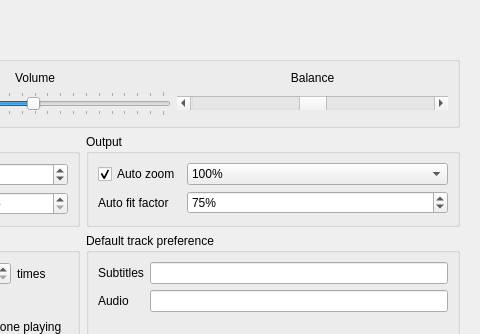
Qt form settingswindow.ui (mpc-qt/mpc-qt) before a commit; both pictures show x 287 to 767 and y 0 to 334 of the 767 by 787 pixel window.
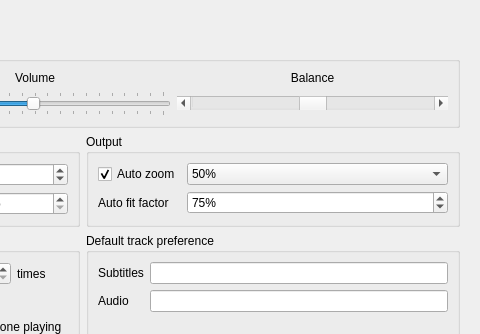
The same form after that commit. The open tabs and pages were chosen to show the change.

Commit message:
settingswindow: change zoom preset from settings dialog
Changes made in the settings dialog wrt zoom presets are sent back to
the main window.

This commit also adds autofit smaller to the settings dialog, which was
missing from the gui because it was only added to the codebase in a
recent commit.  And it fixes the logic bug in mainwindow that prevented
autofit smaller from working as it should.

Fixes #2.

Patch:
```diff
--- a/settingswindow.ui
+++ b/settingswindow.ui
@@ -628,7 +628,7 @@
               <item row="0" column="1">
                <widget class="QComboBox" name="playbackAutoZoomMethod">
                 <property name="currentIndex">
-                 <number>1</number>
+                 <number>0</number>
                 </property>
                 <item>
                  <property name="text">
```
Left out of the diff: 7 changed lines with no effect on the pictures. The commit also changes 6 other files.
